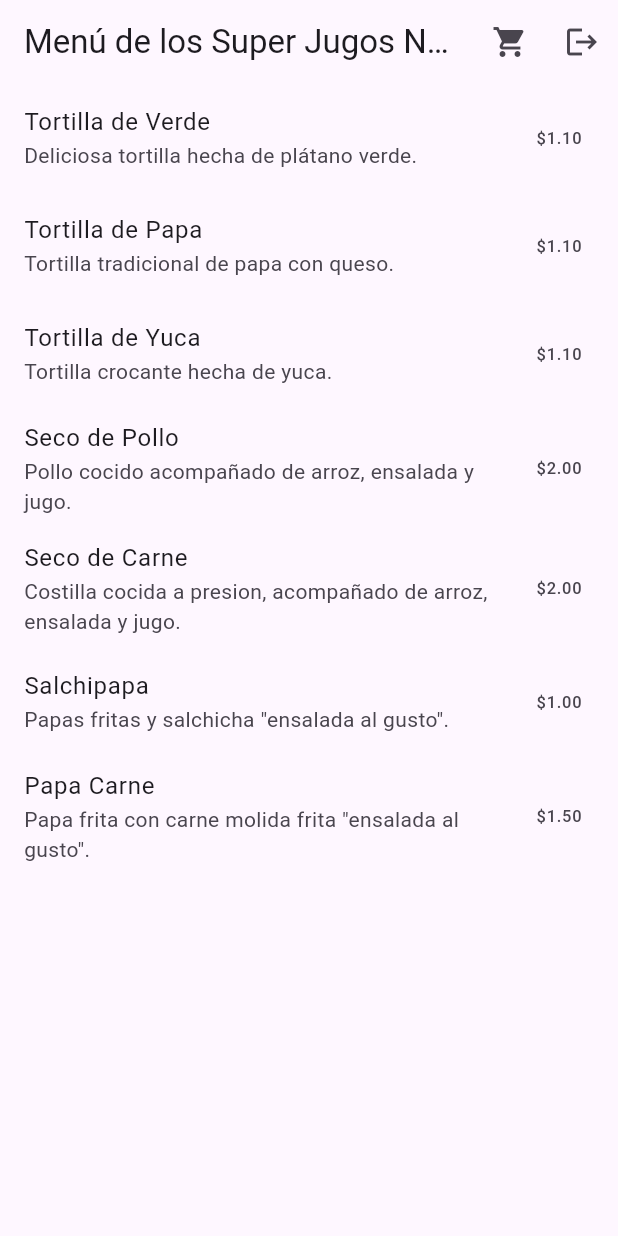
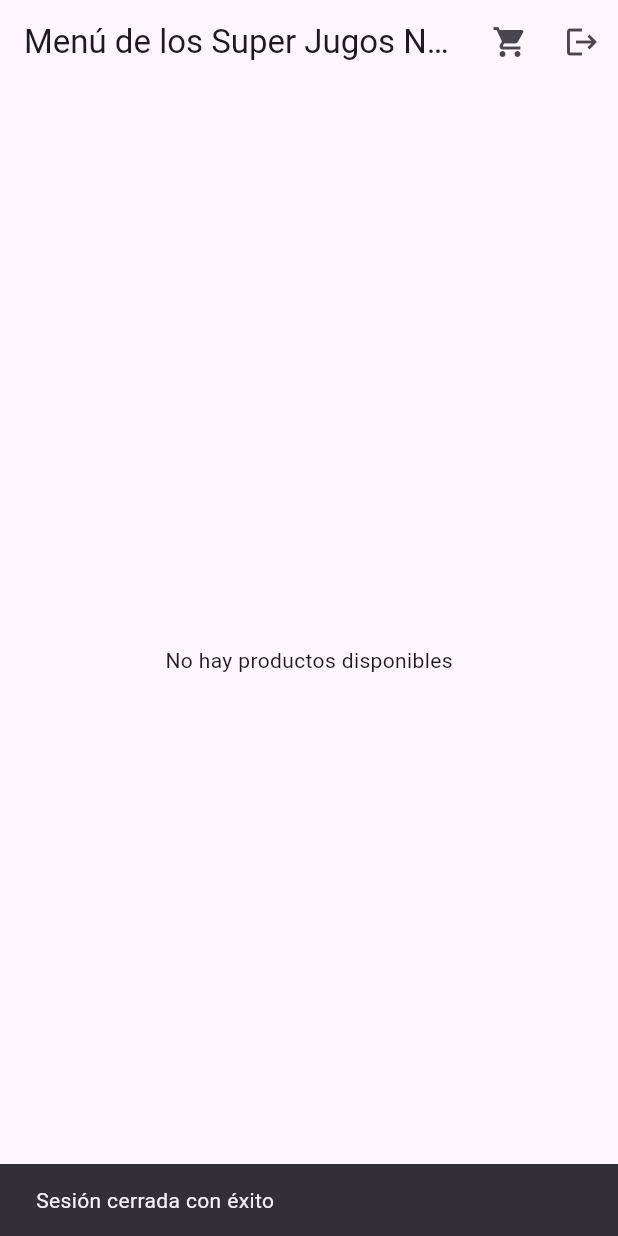
Before and after one commit to ale123-hub/app_menu, a Flutter app: the screen it shows once a user with an empty profile is signed in, after a tap on the "logout" icon, on a phone screen of 412 x 824 dp. Run offline on Flutter 3.47's test engine with Material 3 defaults, Android fonts, the phone set to English and light mode, and no system bars; our stand-ins replace cloud_firestore, firebase_auth, firebase_core, pdf, printing; accounts and stored records are empty.

```diff
--- a/app_1/lib/models/product.dart
+++ b/app_1/lib/models/product.dart
@@ -1,15 +1,43 @@
 class Product {
+  final String? id;
   final String name;
   final String description;
   final double price;
   final String? image;
-  final String? note; // Nueva propiedad opcional
+  final String? note;
+  int quantity;  // Nueva propiedad de cantidad
 
   Product({
+    this.id,
     required this.name,
     required this.description,
     required this.price,
     this.image,
-    this.note, // Inclúyela también en el constructor
+    this.note,
+    this.quantity = 1,  // Valor por defecto de cantidad es 1
   });
+
+  // Método de fábrica para crear un producto desde un mapa
+  factory Product.fromMap(Map<String, dynamic> data, {String? id}) {
+    return Product(
+      id: id,
+      name: data['name'] ?? '',
+      description: data['description'] ?? '',
+      price: (data['price'] ?? 0).toDouble(),
+      image: data['image'],
+      note: data['note'],
+      quantity: data['quantity'] ?? 1, // Asegurarse de que la cantidad sea 1 si no está definida
+    );
+  }
+
+  // Convertir el producto a un mapa
+  Map<String, dynamic> toMap() {
+    return {
+      'name': name,
+      'description': description,
+      'price': price,
+      'image': image,
+      'quantity': quantity,  // Incluir la cantidad en el mapa
+    };
+  }
 }
--- a/app_1/lib/screens/cart_screen.dart
+++ b/app_1/lib/screens/cart_screen.dart
@@ -37,7 +37,7 @@ class _CartScreenState extends State<CartScreen> {
               pw.Text('Comprobante de Pedido'),
               pw.Text('Turno: #$turno'),
               pw.SizedBox(height: 10),
-              pw.Table.fromTextArray(
+              pw.TableHelper.fromTextArray(
                 headers: ['Producto', 'Nota', 'Precio'],
                 data: CartScreen.cartItems.map((item) {
                   return [
--- a/app_1/lib/screens/catalog_screen.dart
+++ b/app_1/lib/screens/catalog_screen.dart
@@ -1,97 +1,110 @@
 import 'package:flutter/material.dart';
-import 'package:firebase_auth/firebase_auth.dart'; // logout
+import 'package:firebase_auth/firebase_auth.dart';
 import '../models/product.dart';
+import '../services/product_service.dart';
 import 'cart_screen.dart';
-
-// Lista de productos
-final List<Product> products = [
-  Product(
-    name: 'Tortilla de Verde',
-    description: 'Deliciosa tortilla hecha de plátano verde.',
-    price: 1.10,
-    image: null,
-  ),
-  Product(
-    name: 'Tortilla de Papa',
-    description: 'Tortilla tradicional de papa con queso.',
-    price: 1.10,
-    image: null,
-  ),
-  Product(
-    name: 'Tortilla de Yuca',
-    description: 'Tortilla crocante hecha de yuca.',
-    price: 1.10,
-    image: null,
-  ),
-  Product(
-    name: 'Seco de Pollo',
-    description: 'Pollo cocido acompañado de arroz, ensalada y jugo.',
-    price: 2.00,
-    image: null,
-  ),
-  Product(
-    name: 'Seco de Carne',
-    description: 'Costilla cocida a presion, acompañado de arroz, ensalada y jugo.',
-    price: 2.00,
-    image: null,
-  ),
-  Product(
-    name: 'Salchipapa',
-    description: 'Papas fritas y salchicha "ensalada al gusto".',
-    price: 1.00,
-    image: null,
-  ),
-  Product(
-    name: 'Papa Carne',
-    description: 'Papa frita con carne molida frita "ensalada al gusto".',
-    price: 1.50,
-    image: null,
-  ),
-];
 
 class CatalogScreen extends StatelessWidget {
   const CatalogScreen({super.key});
 
   @override
   Widget build(BuildContext context) {
+    final ProductService productService = ProductService();
+
     return Scaffold(
       appBar: AppBar(
         title: const Text('Menú de los Super Jugos Nachito'),
         actions: [
-          // 🛒 Botón del carrito
+          // Carrito
           IconButton(
             icon: const Icon(Icons.shopping_cart),
             onPressed: () {
               Navigator.push(
                 context,
-                MaterialPageRoute(builder: (context) => const CartScreen()),
+                MaterialPageRoute(
+                  builder: (context) => const CartScreen(),
+                ),
               );
             },
           ),
-          // 🔓 Botón de cerrar sesión
+          // Cerrar sesión
           IconButton(
             icon: const Icon(Icons.logout),
             onPressed: () async {
+              try {
                 await FirebaseAuth.instance.signOut();
-              // Redirige automáticamente al login gracias al StreamBuilder en main.dart
+
+                // Check if the widget is still mounted before showing the SnackBar
+                if (context.mounted) {
+                  ScaffoldMessenger.of(context).showSnackBar(
+                    const SnackBar(
+                      content: Text('Sesión cerrada con éxito'),
+                    ),
+                  );
+                }
+              } catch (e) {
+                // Check if the widget is still mounted before showing the SnackBar
+                if (context.mounted) {
+                  ScaffoldMessenger.of(context).showSnackBar(
+                    const SnackBar(
+                      content: Text('Error al cerrar sesión'),
+                    ),
+                  );
+                }
+              }
             },
           ),
         ],
       ),
-      body: ListView.builder(
+      body: FutureBuilder<List<Product>>(
+        future: productService.getProducts(),
+        builder: (context, snapshot) {
+          // Cargando
+          if (snapshot.connectionState == ConnectionState.waiting) {
+            return const Center(
+              child: CircularProgressIndicator(),
+            );
+          }
+
+          // Error
+          if (snapshot.hasError) {
+            return const Center(
+              child: Text('Ocurrió un error al cargar los productos'),
+            );
+          }
+
+          // Sin datos
+          if (!snapshot.hasData || snapshot.data!.isEmpty) {
+            return const Center(
+              child: Text('No hay productos disponibles'),
+            );
+          }
+
+          final products = snapshot.data!;
+
+          return ListView.builder(
             itemCount: products.length,
             itemBuilder: (context, index) {
               final product = products[index];
-
               return ListTile(
                 title: Text(product.name),
                 subtitle: Text(product.description),
-            trailing: Text('\$${product.price.toStringAsFixed(2)}'),
+                trailing: Text(
+                  '\$${product.price.toStringAsFixed(2)}',
+                ),
                 onTap: () {
+                  // Agregar el producto al carrito
                   CartScreen.cartItems.add(product);
 
+                  // Mostrar un mensaje al usuario
+                  if (context.mounted) {
                     ScaffoldMessenger.of(context).showSnackBar(
-                SnackBar(content: Text('${product.name} añadido al pedido')),
+                      SnackBar(
+                        content: Text('${product.name} añadido al pedido'),
+                      ),
+                    );
+                  }
+                },
               );
             },
           );
--- /dev/null
+++ b/app_1/lib/services/product_service.dart
@@ -0,0 +1,34 @@
+import 'dart:developer';
+import 'package:cloud_firestore/cloud_firestore.dart';
+import '../models/product.dart';
+
+class ProductService {
+  final FirebaseFirestore _db = FirebaseFirestore.instance;
+
+  Future<List<Product>> getProducts() async {
+    try {
+      final snapshot = await _db.collection('products').get();
+
+      // Debug
+      log('Documents fetched: ${snapshot.docs.length}');
+      for (var doc in snapshot.docs) {
+        log('Doc id: ${doc.id}, data: ${doc.data()}');
+      }
+
+      return snapshot.docs.map((doc) {
+        final data = doc.data();
+        return Product(
+          id: doc.id,
+          name: data['name'] ?? '',
+          description: data['description'] ?? '',
+          price: (data['price'] ?? 0).toDouble(),
+          image: data['image'] ?? '',
+          note: data['note'] ?? data['nota'] ?? '',
+        );
+      }).toList();
+    } catch (e, s) {
+      log('Error fetching products', error: e, stackTrace: s);
+      return [];
+    }
+  }
+}
--- a/app_1/pubspec.yaml
+++ b/app_1/pubspec.yaml
@@ -29,6 +29,7 @@ environment:
 # versions available, run `flutter pub outdated`.
 dependencies:
   firebase_auth: 6.1.0 #verificado
+  cloud_firestore: ^6.0.2
   flutter:
     sdk: flutter
 
```
Also changed, not shown: app_1/lib/providers/cart_provider.dart (added), app_1/lib/services/order_service.dart (added), app_1/lib/widgets/product_tile.dart (added), app_1/pubspec.lock, 3 other files. Lines whose indentation alone changed are shown as unchanged.
